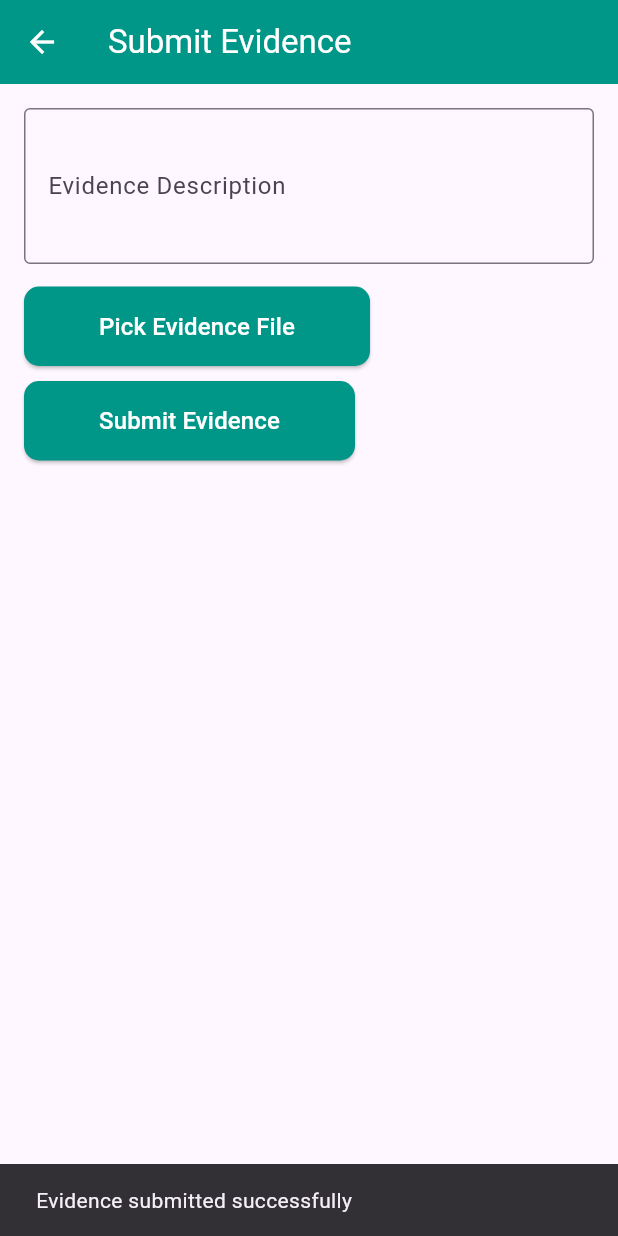
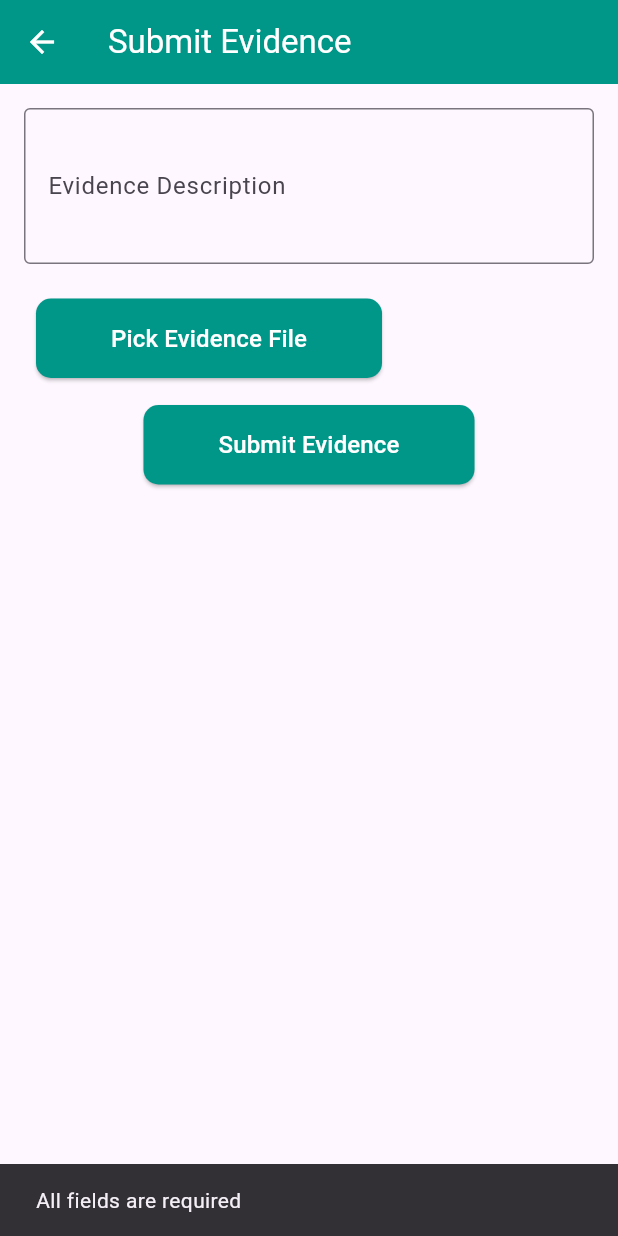
Before and after one commit to SufiyanRazaq/microcredentialApp, a Flutter app: the EvidenceSubmissionScreen screen opened directly with empty values, after a tap on "Submit Evidence", on a phone screen of 412 x 824 dp. Run offline on Flutter 3.47's test engine with Material 3 defaults, Android fonts, the phone set to English and light mode, and no system bars; our stand-ins replace badges, cloud_firestore, file_picker, firebase_auth, firebase_core, firebase_messaging and 7 more; accounts and stored records are empty.

Commit message:
Added new features or fixed bugs

```diff
--- a/lib/Screens/Admin/HomeScreen.dart
+++ b/lib/Screens/Admin/HomeScreen.dart
@@ -25,6 +25,8 @@ class AdminHomeScreen extends StatelessWidget {
       body: Padding(
         padding: const EdgeInsets.all(16.0),
         child: Center(
+          child: SingleChildScrollView(
+            // Add SingleChildScrollView here
             child: Column(
               children: [
                 Image.asset(
@@ -74,7 +76,8 @@ class AdminHomeScreen extends StatelessWidget {
                   Icons.person,
                   () => Navigator.push(
                     context,
-                  MaterialPageRoute(builder: (context) => AdminProfileScreen()),
+                    MaterialPageRoute(
+                        builder: (context) => AdminProfileScreen()),
                   ),
                 ),
                 const SizedBox(height: 15),
@@ -90,6 +93,7 @@ class AdminHomeScreen extends StatelessWidget {
                   ),
                 ),
               ],
+            ),
           ),
         ),
       ),
--- a/lib/Screens/evidencesubmission.dart
+++ b/lib/Screens/evidencesubmission.dart
@@ -1,5 +1,4 @@
 import 'dart:io';
-
 import 'package:cloud_firestore/cloud_firestore.dart';
 import 'package:file_picker/file_picker.dart';
 import 'package:firebase_auth/firebase_auth.dart';
@@ -20,6 +19,7 @@ class _EvidenceSubmissionScreenState extends State<EvidenceSubmissionScreen> {
   final TextEditingController _evidenceController = TextEditingController();
   PlatformFile? _pickedFile;
   UploadTask? _uploadTask;
+  bool _isSubmitting = false;
 
   Future<void> _pickFile() async {
     final result = await FilePicker.platform.pickFiles();
@@ -31,6 +31,17 @@ class _EvidenceSubmissionScreenState extends State<EvidenceSubmissionScreen> {
   }
 
   Future<void> _submitEvidence() async {
+    if (_evidenceController.text.isEmpty || _pickedFile == null) {
+      ScaffoldMessenger.of(context).showSnackBar(
+          const SnackBar(content: Text('All fields are required')));
+      return;
+    }
+
+    setState(() {
+      _isSubmitting = true;
+    });
+
+    try {
       final user = FirebaseAuth.instance.currentUser;
       if (user != null) {
         String? fileUrl;
@@ -46,11 +57,20 @@ class _EvidenceSubmissionScreenState extends State<EvidenceSubmissionScreen> {
           'status': 'Pending',
           'submittedAt': Timestamp.now(),
         });
+
         ScaffoldMessenger.of(context).showSnackBar(
             const SnackBar(content: Text('Evidence submitted successfully')));
         _evidenceController.clear();
         setState(() {
           _pickedFile = null;
+        });
+      }
+    } catch (e) {
+      ScaffoldMessenger.of(context).showSnackBar(
+          SnackBar(content: Text('Error submitting evidence: $e')));
+    } finally {
+      setState(() {
+        _isSubmitting = false;
       });
     }
   }
@@ -71,6 +91,12 @@ class _EvidenceSubmissionScreenState extends State<EvidenceSubmissionScreen> {
   }
 
   @override
+  void dispose() {
+    _evidenceController.dispose();
+    super.dispose();
+  }
+
+  @override
   Widget build(BuildContext context) {
     return Scaffold(
       appBar: AppBar(
@@ -82,7 +108,7 @@ class _EvidenceSubmissionScreenState extends State<EvidenceSubmissionScreen> {
             style: TextStyle(color: Colors.white)),
         backgroundColor: Colors.teal,
       ),
-      body: Padding(
+      body: SingleChildScrollView(
         padding: const EdgeInsets.all(16.0),
         child: Column(
           crossAxisAlignment: CrossAxisAlignment.start,
@@ -95,7 +121,9 @@ class _EvidenceSubmissionScreenState extends State<EvidenceSubmissionScreen> {
               maxLines: 3,
             ),
             const SizedBox(height: 15),
-            ElevatedButton(
+            Padding(
+              padding: const EdgeInsets.all(8.0),
+              child: ElevatedButton(
                 onPressed: _pickFile,
                 style: ElevatedButton.styleFrom(
                   backgroundColor: Colors.teal,
@@ -108,14 +136,16 @@ class _EvidenceSubmissionScreenState extends State<EvidenceSubmissionScreen> {
                 child: const Text('Pick Evidence File',
                     style: TextStyle(fontSize: 16, color: Colors.white)),
               ),
+            ),
             if (_pickedFile != null)
               Padding(
                 padding: const EdgeInsets.symmetric(vertical: 8.0),
                 child: Text('Picked file: ${_pickedFile!.name}'),
               ),
             const SizedBox(height: 10),
-            ElevatedButton(
-              onPressed: _submitEvidence,
+            Center(
+              child: ElevatedButton(
+                onPressed: _isSubmitting ? null : _submitEvidence,
                 style: ElevatedButton.styleFrom(
                   backgroundColor: Colors.teal,
                   shape: RoundedRectangleBorder(
@@ -124,8 +154,13 @@ class _EvidenceSubmissionScreenState extends State<EvidenceSubmissionScreen> {
                   padding:
                       const EdgeInsets.symmetric(horizontal: 50, vertical: 15),
                 ),
-              child: const Text('Submit Evidence',
+                child: _isSubmitting
+                    ? const CircularProgressIndicator(
+                        valueColor: AlwaysStoppedAnimation<Color>(Colors.white),
+                      )
+                    : const Text('Submit Evidence',
                         style: TextStyle(fontSize: 16, color: Colors.white)),
+              ),
             ),
             if (_uploadTask != null)
               StreamBuilder<TaskSnapshot>(
```
Also changed, not shown: lib/Screens/Admin/adminLogin.dart (+7 -3 lines), lib/Screens/Admin/evidence.dart (+11 -5 lines), lib/Screens/Authentication/login_screen.dart (+30 -7 lines), lib/Screens/Authentication/profile_screen.dart (+16 -4 lines), lib/Screens/credential_screen.dart (+51 -4 lines), lib/Screens/home_screen.dart (+4 -21 lines). Lines whose indentation alone changed are shown as unchanged.
